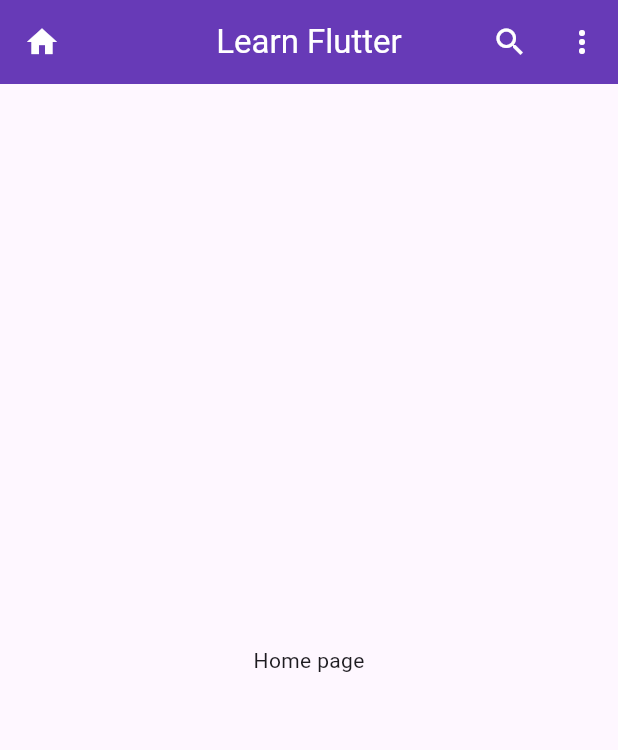
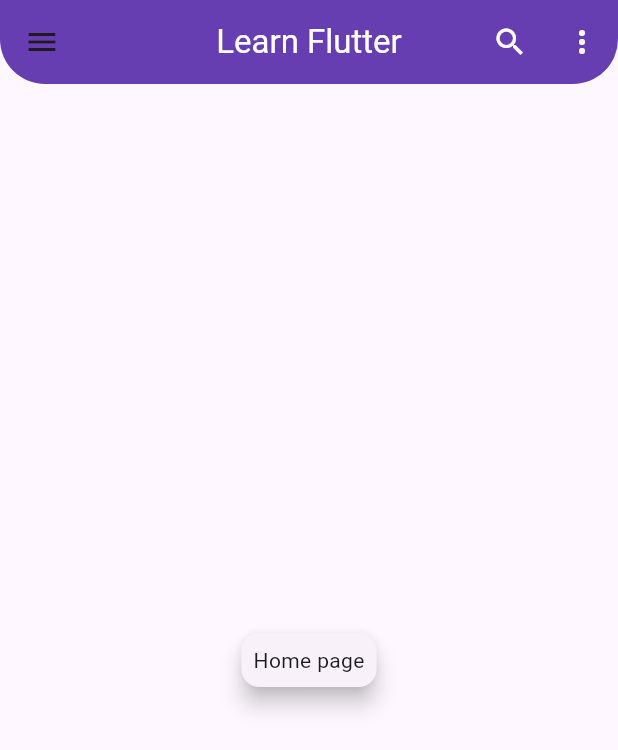
Before and after one commit to vaishak9539/Loginpage, a Flutter app: the screen it shows after launch, on a phone screen of 412 x 824 dp. Shown: the top 750 px of the screen. Run offline on Flutter 3.47's test engine with Material 3 defaults, Android fonts, the phone set to English and light mode, and no system bars; our stand-ins replace fluttertoast, image_picker.

Commit message:
first commit

```diff
--- a/lib/drawer.dart
+++ b/lib/drawer.dart
@@ -12,24 +12,40 @@ class _DraState extends State<Dra> {
   Widget build(BuildContext context) {
     return Scaffold(
       appBar: AppBar(
-        title: Text("Learn Flutter",style: TextStyle(
+        title:const Text("Learn Flutter",style: TextStyle(
           color: Colors.white,
           ),
           ),
+
+          // *Center Title
           centerTitle: true,
+
+          // *BackgroundColor
         backgroundColor: Colors.deepPurple,
 
-        leading: Icon(Icons.home,
-        color: Colors.white,
-        ),
         actions: [
           IconButton(onPressed: (){}, icon: Icon(Icons.search,color: Colors.white,)),
            IconButton(onPressed: (){}, icon: Icon(Icons.more_vert,color: Colors.white,)),
         ],
+
+        //* Shape
+        shape:const RoundedRectangleBorder(
+          borderRadius: BorderRadius.vertical(bottom: Radius.circular(30))
+        ),
+
+        // * Elevation
+        elevation: 30,
+
       ),
       body: Center(
-        child: Text("Home page")
+        child: Card(
+          elevation: 6,
+          child: Padding(
+            padding: const EdgeInsets.all(8.0),
+            child: Text("Home page"),
+          ))
         ),
+
         drawer: Drawer(
           child: ListView(
             children:  [
@@ -39,6 +55,7 @@ class _DraState extends State<Dra> {
                 backgroundImage: AssetImage("assets/images/free-images.jpg"),
                ),
                ),
+
                 ListTile(
               leading: const Icon(Icons.person),
               title: const Text('My Account',
@@ -51,6 +68,33 @@ class _DraState extends State<Dra> {
               Navigator.pop(context);
             },
             ),
+
+             ListTile(
+              leading: const Icon(Icons.favorite),
+              title: const Text('favorite',
+              style: TextStyle(
+                fontSize: 20,
+                fontWeight: FontWeight.w600
+              ),
+            ),
+            onTap: () {
+              Navigator.pop(context);
+            },
+            ),
+
+             ListTile(
+              leading: const Icon(Icons.update),
+              title: const Text('update',
+              style: TextStyle(
+                fontSize: 20,
+                fontWeight: FontWeight.w600
+              ),
+            ),
+            onTap: () {
+              Navigator.pop(context);
+            },
+            ),
+
             ListTile(
               leading: const Icon(Icons.settings),
               title: const Text('Settings',
@@ -63,6 +107,10 @@ class _DraState extends State<Dra> {
               Navigator.pop(context);
             },
             ),
+
+            // *Divider
+             Divider(color: Colors.black26),
+
             ListTile(
               leading: const Icon(Icons.info_outline_rounded),
               title: const Text('About',
@@ -75,6 +123,7 @@ class _DraState extends State<Dra> {
               Navigator.pop(context);
             },
             ),
+
              ListTile(
               leading: const Icon(Icons.logout),
               title: const Text('Logout',
--- a/lib/main.dart
+++ b/lib/main.dart
@@ -19,7 +19,7 @@ class MyApp extends StatelessWidget {
       theme: ThemeData(
 
         colorScheme: ColorScheme.fromSeed(seedColor: Colors.deepPurple),
-        useMaterial3: true,
+        // useMaterial3: true,
       ),
       home: Dra()
     );
```
